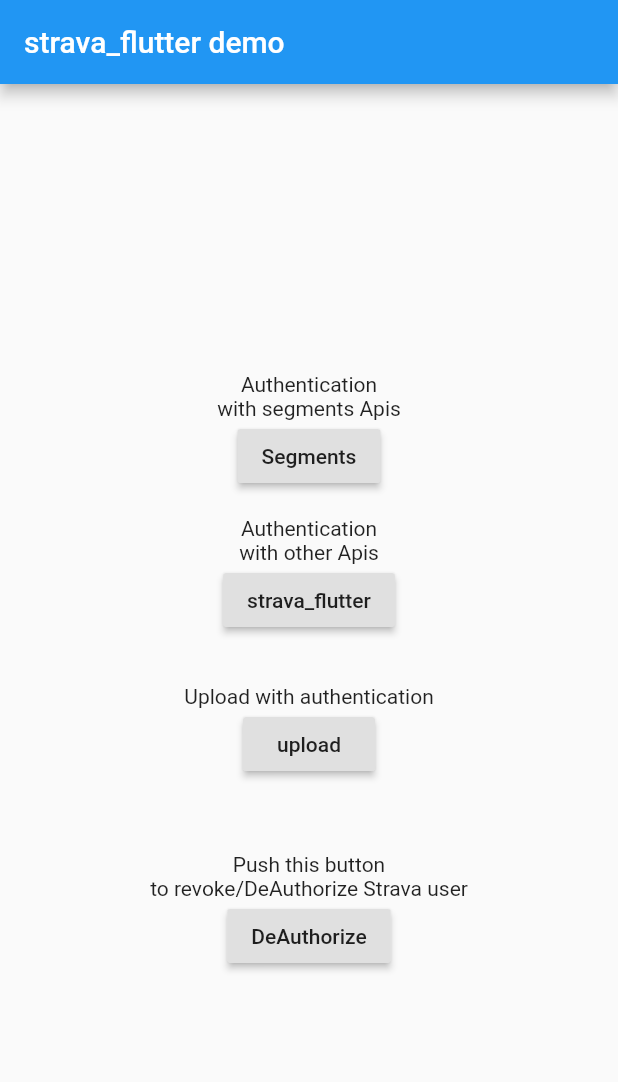
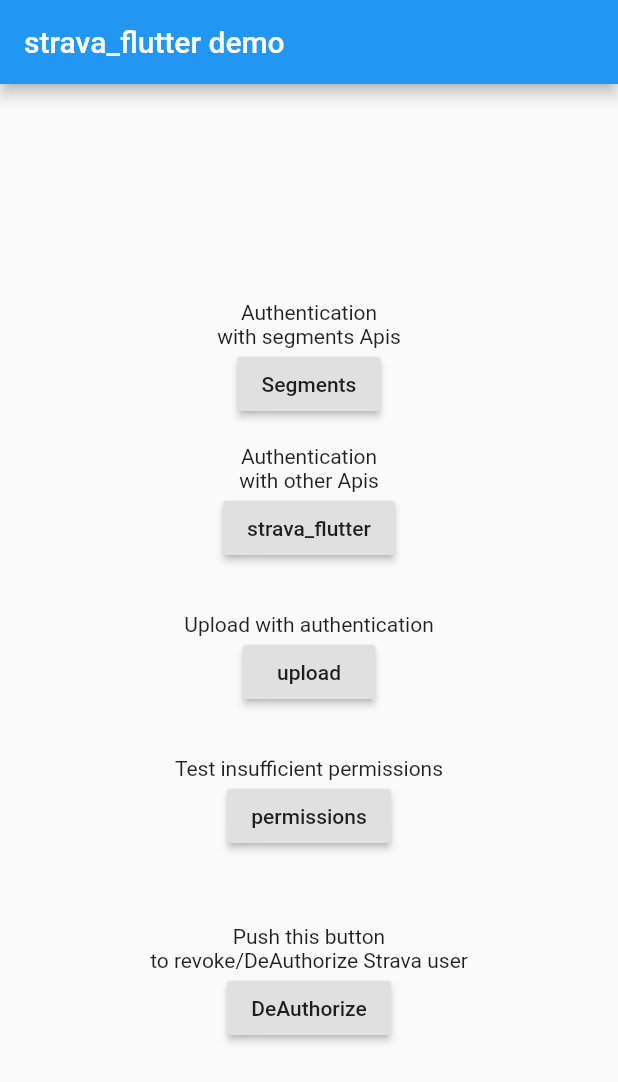
Before and after one commit to dreampowder/strava_flutter, a Flutter app: the screen it shows after launch, on a phone screen of 412 x 824 dp. Shown: the top 1082 px of the screen. Run offline on Flutter 3.47's test engine with Material 2 defaults, Android fonts, the phone set to English and light mode, and no system bars; our stand-ins replace shared_preferences, uni_links, url_launcher_web; missing offline and left inert: shared_preferences_web.

Commit message:
Bug fix in getLoggedInAthleteActivities  when insufficient permission

```diff
--- a/example/lib/examples.dart
+++ b/example/lib/examples.dart
@@ -15,7 +15,7 @@ import 'secret.dart';
 import 'package:strava_flutter/strava.dart';
 import 'package:strava_flutter/Models/fault.dart';
 import 'package:strava_flutter/Models/stats.dart';  // Test
-import 'package:strava_flutter/errorCodes.dart';
+
 
 
 // Used by segment
--- a/example/lib/main.dart
+++ b/example/lib/main.dart
@@ -6,6 +6,9 @@ import 'package:flutter/material.dart';
 import 'package:example/examples.dart';
 
 import 'package:example/secret.dart';
+
+import 'package:example/permissions.dart';
+
 
 import 'package:strava_flutter/strava.dart';
 
@@ -63,6 +66,10 @@ class _StravaFlutterPageState extends State<StravaFlutterPage> {
 
   void exampleSeg() {
     exampleSegment(secret);
+  }
+
+  void permissions() {
+    testPermissions(secret);
   }
 
   ///
@@ -289,6 +296,14 @@ class _StravaFlutterPageState extends State<StravaFlutterPage> {
               child: Text('upload'),
               onPressed: upload,
             ),
+            Text(''),
+            Text(''),
+            Text('Test insufficient permissions'),
+            RaisedButton(
+              key: Key('Permissionsbutton'),
+              child: Text('permissions'),
+              onPressed: permissions,
+            ),
             Text(' '),
             Text(''),
             Text(''),
--- a/pubspec.yaml
+++ b/pubspec.yaml
@@ -1,6 +1,6 @@
 name: strava_flutter
 description:  Flutter/Dart code to access Strava v3 API including new authentication process (with expired date and refresh token)
-version: 1.2.0+47
+version: 1.2.0+48
 author: Patrick FINKELSTEIN <patrick@rosemarine.com>
 homepage: https://github.com/BirdyF/strava_flutter
 
```
Also changed, not shown: example/lib/permissions.dart (added, +45 -0 lines), lib/API/athletes.dart (+7 -0 lines).
